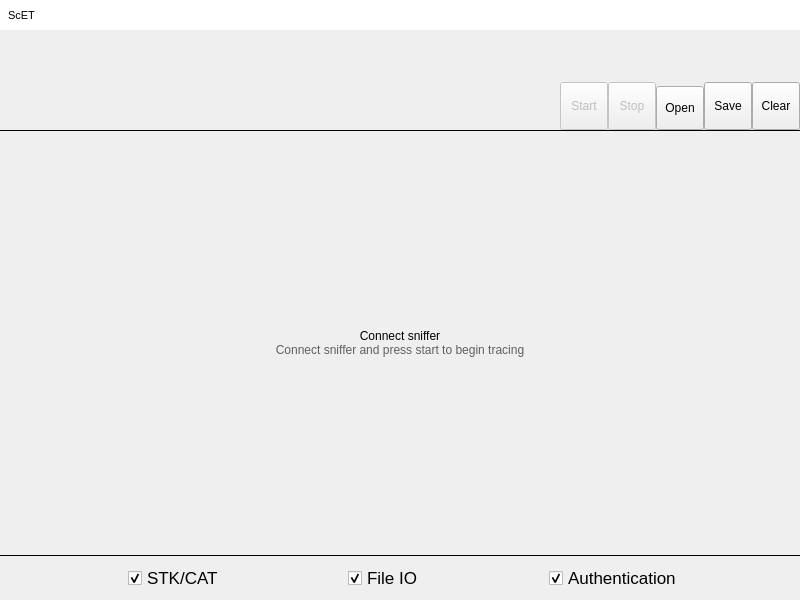
Before: the Qt Designer form ScET/Windows/MainWindow.ui in mourke/SIM-Card-Emulator-Tool, drawn with Qt 5.
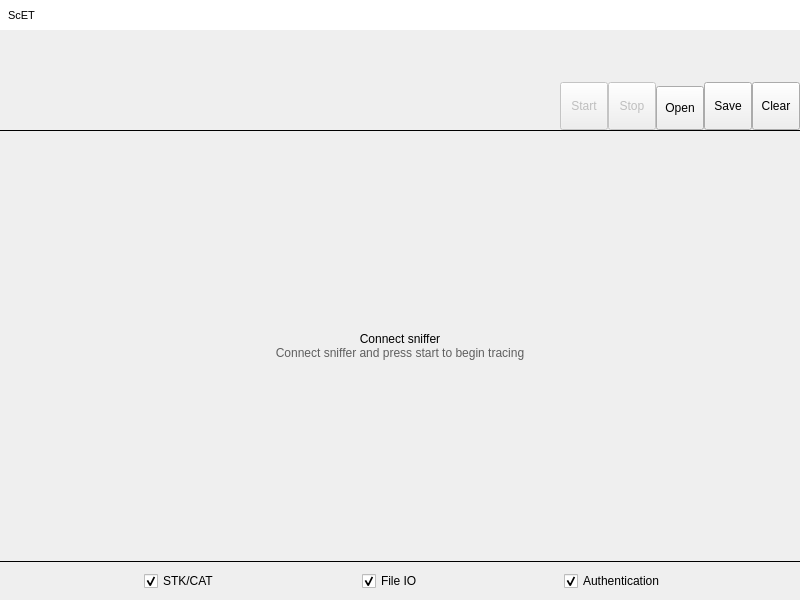
After: the same form once the commit is applied. Icons and pictures are not drawn. Custom widgets are drawn as their Qt base class.

Commit message: Update windows app UI

The edit to the form file:
```diff
--- a/ScET/Windows/MainWindow.ui
+++ b/ScET/Windows/MainWindow.ui
@@ -786,11 +786,6 @@
        </item>
        <item>
         <widget class="QCheckBox" name="SIMToolkitCheckBox">
-         <property name="font">
-          <font>
-           <pointsize>13</pointsize>
-          </font>
-         </property>
          <property name="text">
           <string>STK/CAT</string>
          </property>
@@ -814,11 +809,6 @@
        </item>
        <item>
         <widget class="QCheckBox" name="fileIOCheckBox">
-         <property name="font">
-          <font>
-           <pointsize>13</pointsize>
-          </font>
-         </property>
          <property name="text">
           <string>File IO</string>
          </property>
@@ -842,11 +832,6 @@
        </item>
        <item>
         <widget class="QCheckBox" name="authenticationCheckBox">
-         <property name="font">
-          <font>
-           <pointsize>13</pointsize>
-          </font>
-         </property>
          <property name="text">
           <string>Authentication</string>
          </property>
```
The commit also changes 4 other files.
